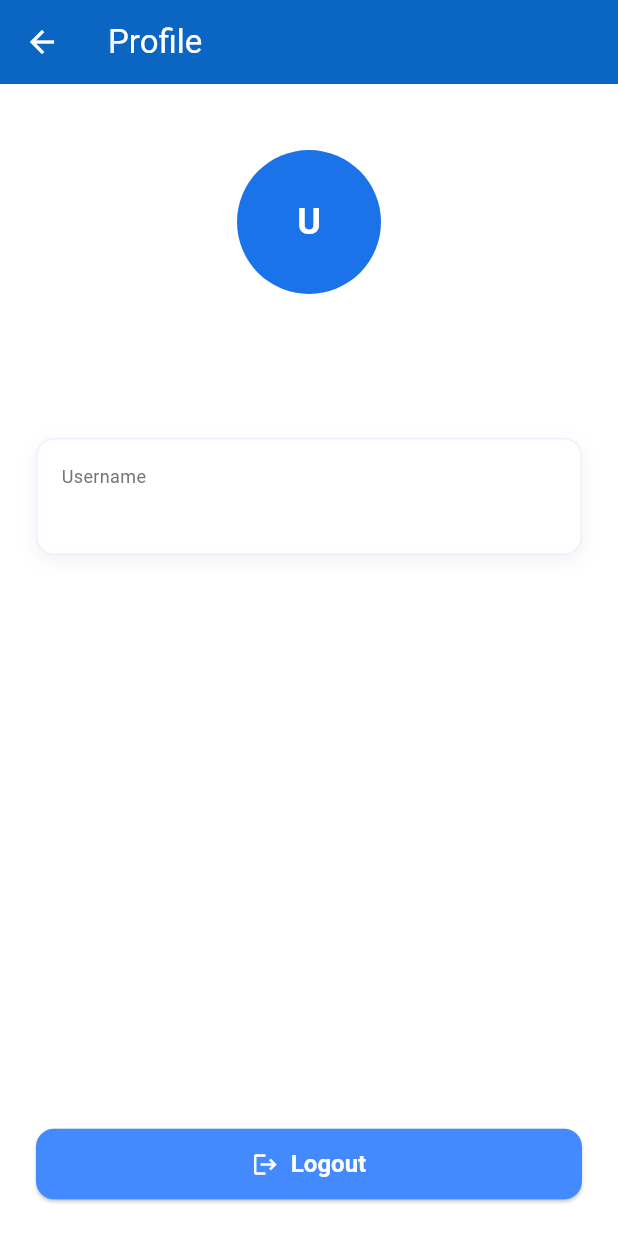
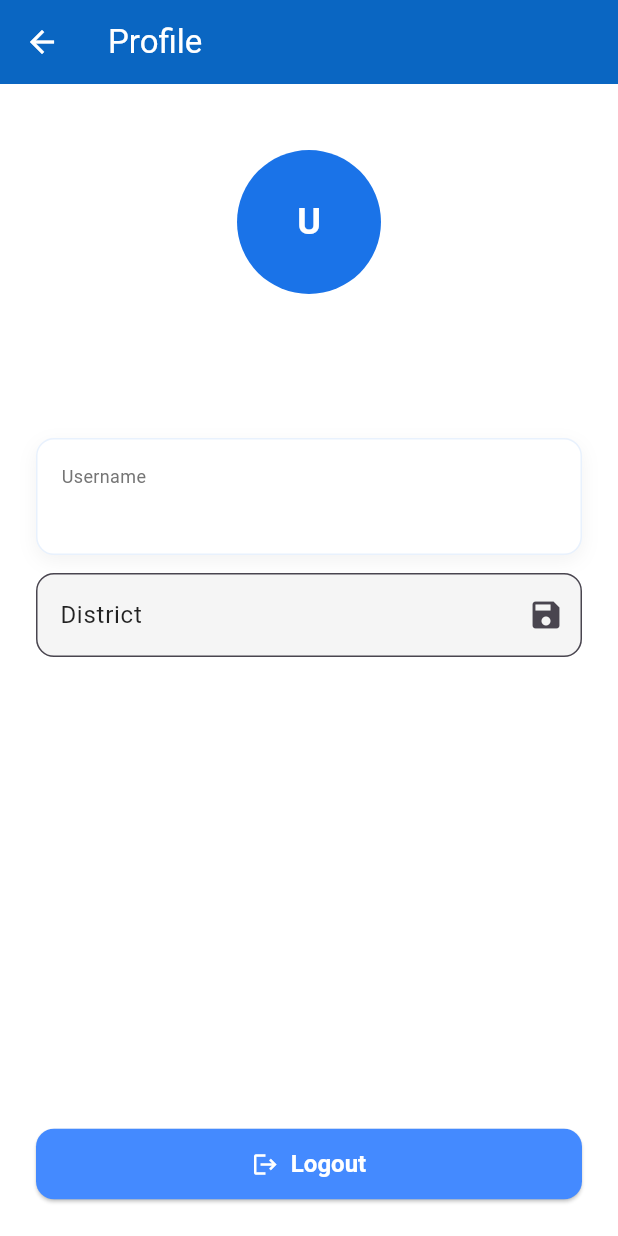
Before and after one commit to mahip004/SIH, a Flutter app: the ProfileScreen screen opened directly, on a phone screen of 412 x 824 dp. Run offline on Flutter 3.47's test engine with Material 3 defaults, Android fonts, the light colour scheme and no system bars; our stand-ins replace cloud_firestore, firebase_auth, firebase_core, fl_chart, font_awesome_flutter, geolocator and 2 more; accounts and stored records are empty.

Commit message:
profile page updated to store district information

```diff
--- a/rwh_app/lib/screens/login_screen.dart
+++ b/rwh_app/lib/screens/login_screen.dart
@@ -74,6 +74,7 @@ class _LoginScreenState extends State<LoginScreen> {
           user.uid,
           user.displayName ?? "No Name",
           user.email ?? "No Email",
+          "Jabalpur",
         );
         debugPrint("✅ User data saved successfully for UID: ${user.uid}");
       } else {
--- a/rwh_app/lib/screens/profile_screen.dart
+++ b/rwh_app/lib/screens/profile_screen.dart
@@ -4,10 +4,59 @@ import 'package:firebase_auth/firebase_auth.dart';
 import 'package:provider/provider.dart';
 import '../providers/user_provider.dart';
 import '../services/auth_service.dart';
+import '../services/firestore_service.dart'; // <-- Add this import
 import 'login_screen.dart';
 
-class ProfileScreen extends StatelessWidget {
+class ProfileScreen extends StatefulWidget {
   const ProfileScreen({super.key});
+
+  @override
+  State<ProfileScreen> createState() => _ProfileScreenState();
+}
+
+class _ProfileScreenState extends State<ProfileScreen> {
+  final TextEditingController _districtController = TextEditingController();
+  String? _initialDistrict;
+  bool _isSaving = false;
+
+  @override
+  void initState() {
+    super.initState();
+    _loadDistrict();
+  }
+
+  Future<void> _loadDistrict() async {
+    final user = context.read<UserProvider>().user ?? FirebaseAuth.instance.currentUser;
+    if (user != null) {
+      final doc = await FirestoreService().getUser(user.uid);
+      final data = doc.data();
+      setState(() {
+        _initialDistrict = data?['district'] ?? '';
+        _districtController.text = _initialDistrict ?? '';
+      });
+    }
+  }
+
+  Future<void> _saveDistrict() async {
+    final user = context.read<UserProvider>().user ?? FirebaseAuth.instance.currentUser;
+    if (user == null) return;
+    setState(() => _isSaving = true);
+    try {
+      await FirestoreService().updateDistrict(user.uid, _districtController.text.trim());
+      ScaffoldMessenger.of(context).showSnackBar(
+        const SnackBar(content: Text('District updated!')),
+      );
+      setState(() {
+        _initialDistrict = _districtController.text.trim();
+      });
+    } catch (e) {
+      ScaffoldMessenger.of(context).showSnackBar(
+        SnackBar(content: Text('Error updating district: $e')),
+      );
+    } finally {
+      setState(() => _isSaving = false);
+    }
+  }
 
   @override
   Widget build(BuildContext context) {
@@ -39,6 +88,39 @@ class ProfileScreen extends StatelessWidget {
               const SizedBox(height: 24),
               _InfoTile(label: 'Username', value: user?.displayName ?? '-'),
               const SizedBox(height: 12),
+              // --- District Input ---
+              TextField(
+                controller: _districtController,
+                decoration: InputDecoration(
+                  labelText: 'District',
+                  hintText: 'Enter your district',
+                  border: OutlineInputBorder(
+                    borderRadius: BorderRadius.circular(12),
+                  ),
+                  suffixIcon: _isSaving
+                      ? const Padding(
+                          padding: EdgeInsets.all(8.0),
+                          child: SizedBox(
+                            width: 16,
+                            height: 16,
+                            child: CircularProgressIndicator(strokeWidth: 2),
+                          ),
+                        )
+                      : IconButton(
+                          icon: const Icon(Icons.save),
+                          onPressed: _isSaving
+                              ? null
+                              : () {
+                                  if (_districtController.text.trim().isNotEmpty &&
+                                      _districtController.text.trim() != _initialDistrict) {
+                                    _saveDistrict();
+                                  }
+                                },
+                        ),
+                ),
+                enabled: !_isSaving,
+              ),
+              const SizedBox(height: 12),
               const Spacer(),
               SizedBox(
                 width: double.infinity,
@@ -52,18 +134,10 @@ class ProfileScreen extends StatelessWidget {
                   onPressed: () async {
                     await AuthService().signOut();
                     if (context.mounted) {
-                      if (kIsWeb) {
-                        // On web, Navigator stack can be odd after redirects; replace to login
-                        Navigator.of(context).pushAndRemoveUntil(
-                          MaterialPageRoute(builder: (_) => const LoginScreen()),
-                          (route) => false,
-                        );
-                      } else {
-                        Navigator.of(context).pushAndRemoveUntil(
-                          MaterialPageRoute(builder: (_) => const LoginScreen()),
-                          (route) => false,
-                        );
-                      }
+                      Navigator.of(context).pushAndRemoveUntil(
+                        MaterialPageRoute(builder: (_) => const LoginScreen()),
+                        (route) => false,
+                      );
                       context.read<UserProvider>().clearUser();
                       context.read<UserProvider>().clearLocation();
                     }
--- a/rwh_app/lib/services/firestore_service.dart
+++ b/rwh_app/lib/services/firestore_service.dart
@@ -4,14 +4,28 @@ class FirestoreService {
   final FirebaseFirestore _db = FirebaseFirestore.instance;
 
   /// Save or update user information in Firestore
-  Future<void> saveUser(String uid, String name, String email) async {
+  Future<void> saveUser(String uid, String name, String email, String district) async {
     try {
       await _db.collection("users").doc(uid).set({
         "name": name,
         "email": email,
         "createdAt": FieldValue.serverTimestamp(),
+        "district": district,
       }, SetOptions(merge: true)); // merge avoids overwriting existing data
       print("✅ Firestore: User saved successfully");
+    } catch (e) {
+      print("❌ Firestore error: $e");
+      rethrow;
+    }
+  }
+
+  /// Update only the district field
+  Future<void> updateDistrict(String uid, String district) async {
+    try {
+      await _db.collection("users").doc(uid).set({
+        "district": district,
+      }, SetOptions(merge: true));
+      print("✅ Firestore: District updated successfully");
     } catch (e) {
       print("❌ Firestore error: $e");
       rethrow;
```
